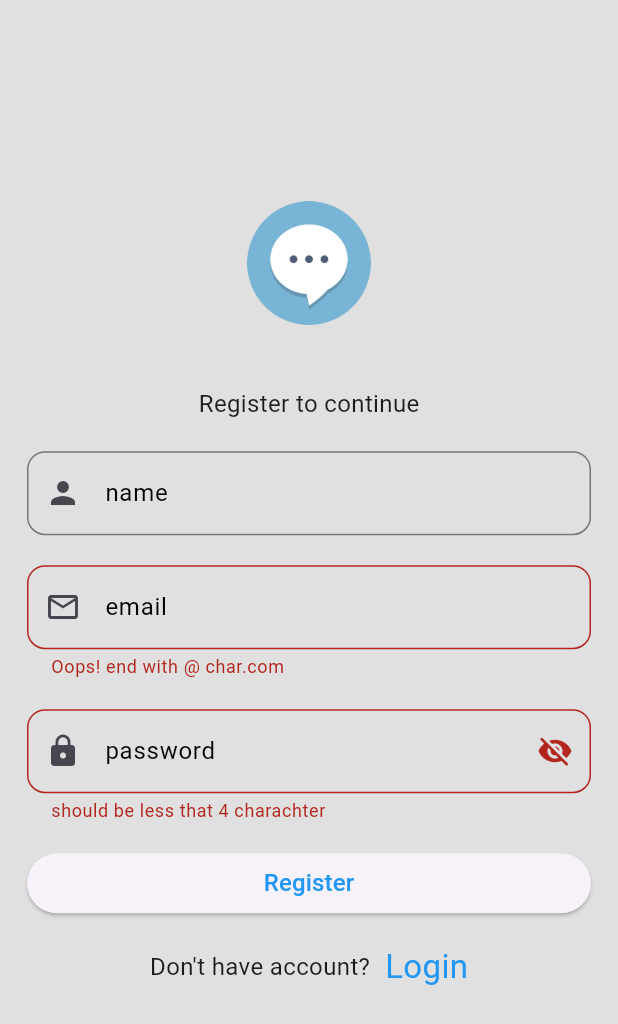
After one commit to ayaosama14/chat_app, a Flutter app: the RegisterView screen opened by its route, on a phone screen of 412 x 824 dp. The commit adds this screen. Shown: the top 1024 px of the screen. Run offline on Flutter 3.47's test engine with Material 3 defaults, Android fonts, the phone set to English and light mode, and no system bars; our stand-ins replace firebase_core; accounts and stored records are empty.

Commit message:
add register view

```diff
--- /dev/null
+++ b/lib/authintication/views/view/register_view.dart
@@ -0,0 +1,150 @@
+import 'package:chating_app/authintication/views/view/login_view.dart';
+import 'package:chating_app/authintication/views/widget/custom_text_field.dart';
+import 'package:chating_app/core/spacer.dart';
+import 'package:chating_app/core/app_style.dart';
+import 'package:chating_app/home/views/home_view.dart';
+import 'package:flutter/material.dart';
+
+class RegisterView extends StatefulWidget {
+  static const String id = 'register_view';
+
+  const RegisterView({super.key});
+
+  @override
+  State<RegisterView> createState() => _RegisterViewState();
+}
+
+class _RegisterViewState extends State<RegisterView> {
+  TextEditingController emailController = TextEditingController();
+
+  TextEditingController passwordController = TextEditingController();
+  final TextEditingController controller = TextEditingController();
+  final GlobalKey<FormState> formKey = GlobalKey<FormState>();
+  bool isSecured = true;
+  bool isLoading = false;
+  @override
+  @override
+  void dispose() {
+    controller.dispose();
+    super.dispose();
+  }
+
+  // Regex Reguler experission
+
+  //on save method
+  Future<void> onSave() async {
+    final bool isValid = formKey.currentState?.validate() ?? false;
+    if (!isValid) {
+      return;
+    }
+  }
+
+  @override
+  Widget build(BuildContext context) {
+    return Scaffold(
+      body: Form(
+        autovalidateMode: AutovalidateMode.always,
+        child: Padding(
+          padding: const EdgeInsets.all(18),
+          child: ListView(
+            children: [
+              const SizedBox(
+                height: 75,
+              ),
+              Center(
+                child: Container(
+                  height: MediaQuery.of(context).size.height * 0.2,
+                  width: MediaQuery.of(context).size.height * 0.1,
+                  decoration: BoxDecoration(
+                    borderRadius: BorderRadius.circular(12),
+                  ),
+                  child: Image.asset(
+                    'asset/image/logo2.png',
+                  ),
+                ),
+              ),
+              const Center(
+                child: Text(
+                  "Register to continue",
+                  style: AppStyle.thinTextStyle,
+                ),
+              ),
+              spacerH20,
+              CustomTextField(hint: "name", prefixIcon: Icons.person),
+              spacerH20,
+              CustomTextField(
+                hint: 'email',
+                prefixIcon: Icons.email_outlined,
+                myController: emailController,
+                onSaved: (String? value) {
+                  print("onSaved value is : $value");
+                },
+                validator: (String? value) {
+                  return (value != null && value.contains('@'))
+                      ? null
+                      : 'Oops! end with @ char.com';
+                },
+              ),
+              spacerH20,
+              CustomTextField(
+                hint: 'password',
+                prefixIcon: Icons.lock,
+                myController: passwordController,
+                validator: (String? value) {
+                  return (value!.isEmpty || value.length <= 4)
+                      ? 'should be less that 4 charachter'
+                      : null;
+                },
+                isSecure: isSecured,
+                suffixIcon: isSecured
+                    ? IconButton(
+                        onPressed: () {
+                          isSecured = false;
+                          setState(() {});
+                        },
+                        icon: const Icon(Icons.visibility_off),
+                      )
+                    : IconButton(
+                        onPressed: () {
+                          isSecured = true;
+                          setState(() {});
+                        },
+                        icon: const Icon(Icons.remove_red_eye_outlined),
+                      ),
+              ),
+              spacerH20,
+              SizedBox(
+                height: 40,
+                child: ElevatedButton(
+                  onPressed: () {
+                    Navigator.pushNamed(context, HomeView.id);
+                  },
+                  child: const Text(
+                    "Register",
+                    style: AppStyle.thinColorTextStyle,
+                  ),
+                ),
+              ),
+              spacerH20,
+              Row(mainAxisAlignment: MainAxisAlignment.center, children: [
+                const Text(
+                  'Don\'t have account? ',
+                  style: AppStyle.thinTextStyle,
+                ),
+                InkWell(
+                  onTap: () {
+                    Navigator.pushNamed(context, LoginView.id);
+                  },
+                  child: const Text(
+                    ' Login',
+                    style: AppStyle.boldColorTextStyle,
+                  ),
+                ),
+              ]),
+            ],
+          ),
+        ),
+      ),
+    );
+  }
+}
--- a/lib/chat_app.dart
+++ b/lib/chat_app.dart
@@ -1,4 +1,5 @@
 import 'package:chating_app/authintication/views/view/login_view.dart';
+import 'package:chating_app/authintication/views/view/register_view.dart';
 import 'package:chating_app/home/views/home_view.dart';
 import 'package:flutter/material.dart';
 
@@ -14,7 +15,8 @@ class MyChatApp extends StatelessWidget {
         initialRoute: LoginView.id,
         routes: {
           LoginView.id: (BuildContext context) => const LoginView(),
-          HomeView.id: (BuildContext context) => const HomeView()
+          RegisterView.id: (BuildContext context) => const RegisterView(),
+          HomeView.id: (BuildContext context) => const HomeView(),
         },
         home: const LoginView());
   }
--- /dev/null
+++ b/lib/core/app_style.dart
@@ -0,0 +1,11 @@
+
+
+import 'package:flutter/material.dart';
+
+class AppStyle {
+  static const TextStyle thinTextStyle = TextStyle(fontSize: 16);
+  static const TextStyle thinColorTextStyle =
+      TextStyle(fontSize: 16, color: Colors.blue);
+  static const TextStyle boldColorTextStyle =
+      TextStyle(fontSize: 22, color: Colors.blue);
+}
--- a/lib/main.dart
+++ b/lib/main.dart
@@ -1,6 +1,12 @@
 import 'package:chating_app/chat_app.dart';
 import 'package:flutter/material.dart';
+import 'package:firebase_core/firebase_core.dart';
+// import 'firebase_options.dart';
+void main() {
 
-void main() {
+   WidgetsFlutterBinding.ensureInitialized();
+  // await Firebase.initializeApp(
+  //   options: DefaultFirebaseOptions.currentPlatform,
+  // );
   runApp(const MyChatApp());
 }
--- a/pubspec.yaml
+++ b/pubspec.yaml
@@ -34,6 +34,7 @@ dependencies:
   # The following adds the Cupertino Icons font to your application.
   # Use with the CupertinoIcons class for iOS style icons.
   cupertino_icons: ^1.0.6
+  firebase_core: ^3.6.0
 
 dev_dependencies:
   flutter_test:
```
Also changed, not shown: pubspec.lock, 3 other files.
